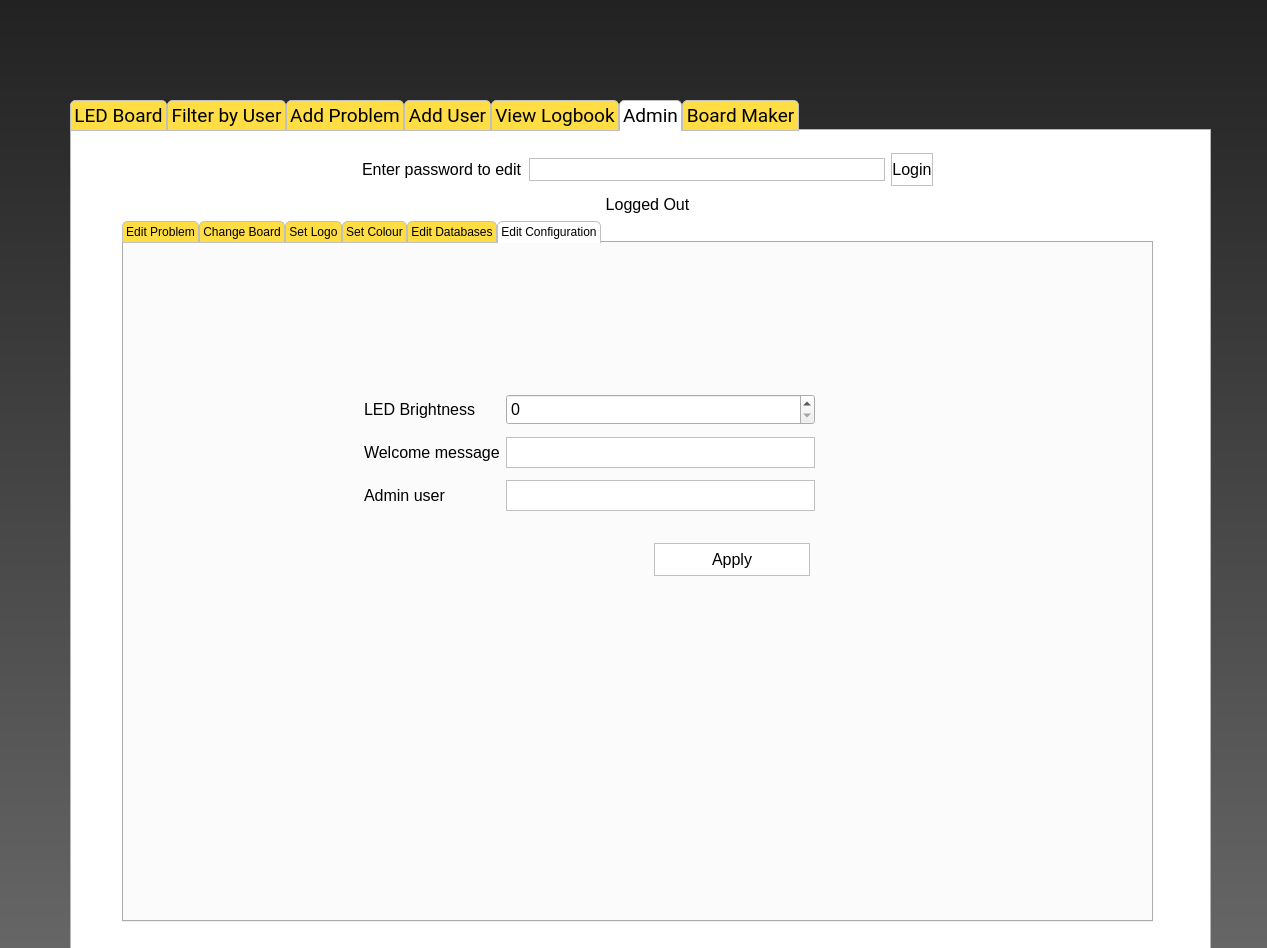
First picture: the form in DiscoBoard.ui, repository highrepute/LEDBoard, before the edit.
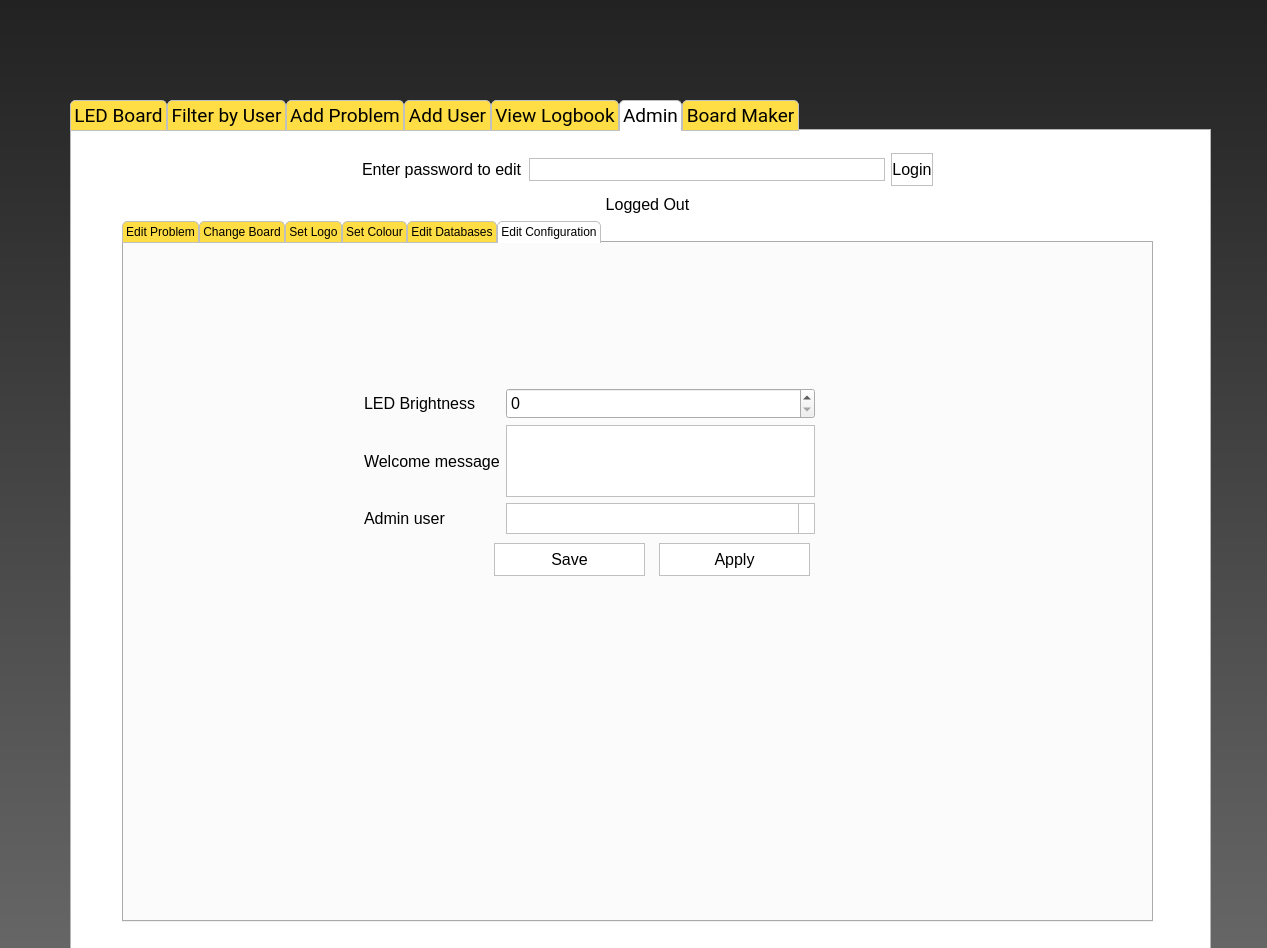
Second picture: the form after the edit.

```diff
--- a/DiscoBoard.ui
+++ b/DiscoBoard.ui
@@ -2941,9 +2941,9 @@
        <widget class="QPushButton" name="pbReset_11">
         <property name="geometry">
          <rect>
-          <x>530</x>
+          <x>535</x>
           <y>300</y>
-          <width>156</width>
+          <width>151</width>
           <height>33</height>
          </rect>
         </property>
@@ -2971,40 +2971,10 @@
           <x>240</x>
           <y>145</y>
           <width>451</width>
-          <height>132</height>
+          <height>146</height>
          </rect>
         </property>
         <layout class="QGridLayout" name="gridLayout_10">
-         <item row="2" column="1">
-          <widget class="QLineEdit" name="leEditProblemName_5">
-           <property name="minimumSize">
-            <size>
-             <width>0</width>
-             <height>31</height>
-            </size>
-           </property>
-           <property name="font">
-            <font>
-             <pointsize>12</pointsize>
-            </font>
-           </property>
-           <property name="toolTip">
-            <string>Enter the name for your new problem</string>
-           </property>
-          </widget>
-         </item>
-         <item row="2" column="0">
-          <widget class="QLabel" name="lblAddProb_10">
-           <property name="font">
-            <font>
-             <pointsize>12</pointsize>
-            </font>
-           </property>
-           <property name="text">
-            <string>Admin user</string>
-           </property>
-          </widget>
-         </item>
          <item row="0" column="0">
           <widget class="QLabel" name="lblAddProb_8">
            <property name="font">
@@ -3017,24 +2987,6 @@
            </property>
           </widget>
          </item>
-         <item row="1" column="1">
-          <widget class="QLineEdit" name="leEditProblemName_2">
-           <property name="minimumSize">
-            <size>
-             <width>0</width>
-             <height>31</height>
-            </size>
-           </property>
-           <property name="font">
-            <font>
-             <pointsize>12</pointsize>
-            </font>
-           </property>
-           <property name="toolTip">
-            <string>Enter the name for your new problem</string>
-           </property>
-          </widget>
-         </item>
          <item row="0" column="1">
           <widget class="QSpinBox" name="spinBox">
            <property name="minimumSize">
@@ -3062,8 +3014,77 @@
            </property>
           </widget>
          </item>
+         <item row="2" column="0">
+          <widget class="QLabel" name="lblAddProb_10">
+           <property name="font">
+            <font>
+             <pointsize>12</pointsize>
+            </font>
+           </property>
+           <property name="text">
+            <string>Admin user</string>
+           </property>
+          </widget>
+         </item>
+         <item row="2" column="1">
+          <widget class="QComboBox" name="cbAdminUser">
+           <property name="minimumSize">
+            <size>
+             <width>0</width>
+             <height>31</height>
+            </size>
+           </property>
+           <property name="font">
+            <font>
+             <pointsize>12</pointsize>
+            </font>
+           </property>
+           <property name="toolTip">
+            <string>Grade for your new problem</string>
+           </property>
+          </widget>
+         </item>
+         <item row="1" column="1">
+          <widget class="QTextEdit" name="tbWelcomeMessage">
+           <property name="font">
+            <font>
+             <pointsize>12</pointsize>
+            </font>
+           </property>
+           <property name="toolTip">
+            <string>Any comments you have about your new problem</string>
+           </property>
+          </widget>
+         </item>
         </layout>
        </widget>
+       <widget class="QPushButton" name="pbConfigurationSave">
+        <property name="geometry">
+         <rect>
+          <x>370</x>
+          <y>300</y>
+          <width>151</width>
+          <height>33</height>
+         </rect>
+        </property>
+        <property name="minimumSize">
+         <size>
+          <width>33</width>
+          <height>33</height>
+         </size>
+        </property>
+        <property name="font">
+         <font>
+          <pointsize>12</pointsize>
+         </font>
+        </property>
+        <property name="toolTip">
+         <string>Save the new problem</string>
+        </property>
+        <property name="text">
+         <string>Save</string>
+        </property>
+       </widget>
       </widget>
      </widget>
     </widget>
```
Left out of the diff: 4 changed lines with no effect on the pictures.
